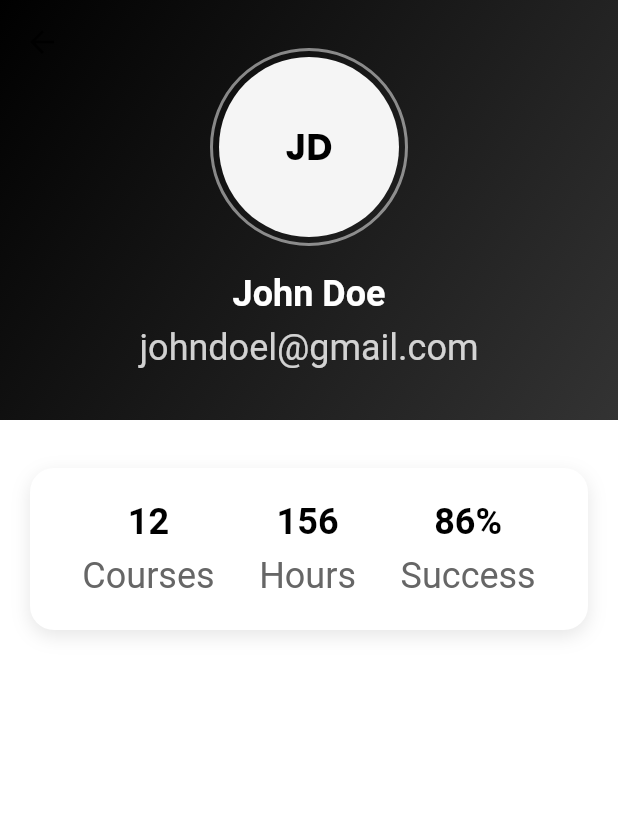
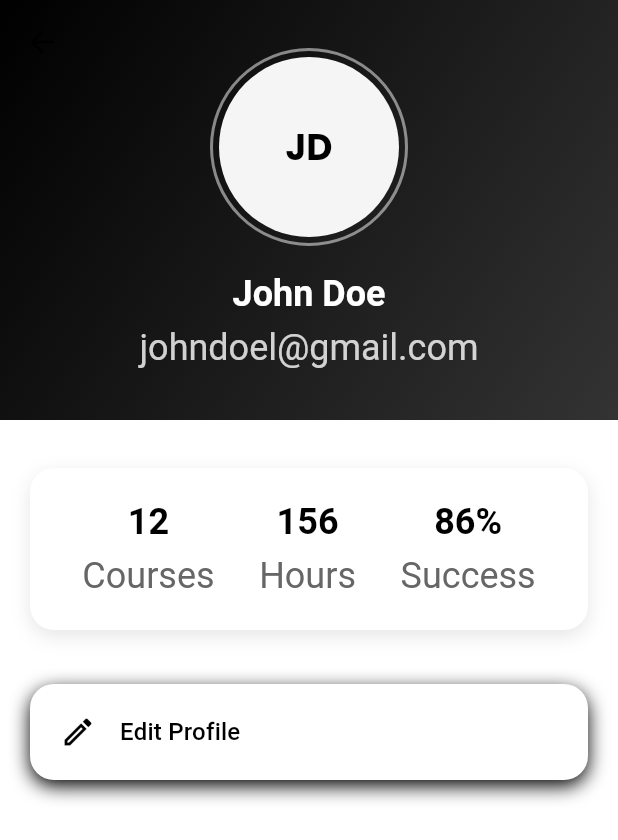
Before and after one commit to msbzz/E_LEARNING_APP, a Flutter app: the ProfileScreen screen opened by its route, on a phone screen of 412 x 824 dp. Shown: the top 840 px of the screen. Run offline on Flutter 3.47's test engine with Material 3 defaults, Android fonts, the phone set to English and light mode, and no system bars; our stand-ins replace bloc, cached_network_image, equatable, flutter_bloc, get, get_storage and 3 more; accounts and stored records are empty.

Commit message:
Profile Screen part5

```diff
--- a/lib/views/profile/profile_screen.dart
+++ b/lib/views/profile/profile_screen.dart
@@ -1,5 +1,6 @@
 import 'package:e_learning_app/core/theme/app_colors.dart';
 import 'package:e_learning_app/views/profile/widgets/profile_app_bar.dart';
+import 'package:e_learning_app/views/profile/widgets/profile_options.dart';
 import 'package:e_learning_app/views/profile/widgets/profile_stats_card.dart';
 import 'package:flutter/material.dart';
 
@@ -21,7 +22,13 @@ class ProfileScreen extends StatelessWidget {
           SliverToBoxAdapter(
             child: Padding(
               padding: EdgeInsets.all(20),
-              child: Column(children: [ProfileStatsCard()]),
+              child: Column(
+                children: [
+                  ProfileStatsCard(),
+                  SizedBox(height: 24),
+                  ProfileOptions(),
+                ],
+              ),
             ),
           ),
         ],
--- /dev/null
+++ b/lib/views/profile/widgets/profile_options.dart
@@ -0,0 +1,20 @@
+import 'package:e_learning_app/views/profile/widgets/profile_options_card.dart';
+import 'package:flutter/material.dart';
+
+class ProfileOptions extends StatelessWidget {
+  const ProfileOptions({super.key});
+
+  @override
+  Widget build(BuildContext context) {
+    return Column(
+      children: [
+        ProfileOptionsCard(
+          title: 'Edit Profile',
+          subtitle: 'Update your personal information',
+          icon: Icons.edit_outlined,
+          onTap: () {},
+        ),
+      ],
+    );
+  }
+}
--- /dev/null
+++ b/lib/views/profile/widgets/profile_options_card.dart
@@ -0,0 +1,67 @@
+import 'package:e_learning_app/core/theme/app_colors.dart';
+import 'package:flutter/material.dart';
+
+class ProfileOptionsCard extends StatelessWidget {
+  final String title;
+  final String subtitle;
+  final IconData icon;
+  final VoidCallback onTap;
+  final bool isDestruction;
+
+  const ProfileOptionsCard({
+    super.key,
+    required this.title,
+    required this.subtitle,
+    required this.icon,
+    required this.onTap,
+    this.isDestruction = false,
+  });
+
+  @override
+  Widget build(BuildContext context) {
+    final theme = Theme.of(context);
+    return Container(
+      margin: const EdgeInsets.only(bottom: 16),
+      decoration: BoxDecoration(
+        color: AppColors.accent,
+        borderRadius: BorderRadius.circular(16),
+        boxShadow: [BoxShadow(blurRadius: 10, offset: Offset(0, 4))],
+      ),
+      child: Material(
+        color: Colors.transparent,
+        child: InkWell(
+          onTap: onTap,
+          borderRadius: BorderRadius.circular(16),
+          child: Padding(
+            padding: const EdgeInsets.all(20),
+            child: Row(
+              children: [
+                Icon(
+                  icon,
+                  color: isDestruction ? AppColors.error : AppColors.primary,
+                  size: 24,
+                ),
+                const SizedBox(width: 16),
+                Expanded(
+                  child: Column(
+                    crossAxisAlignment: CrossAxisAlignment.start,
+                    children: [
+                      Text(
+                        title,
+                        style: theme.textTheme.titleMedium?.copyWith(
+                          color: isDestruction
+                              ? AppColors.error
+                              : AppColors.primary,
+                        ),
+                      ),
+                    ],
+                  ),
+                ),
+              ],
+            ),
+          ),
+        ),
+      ),
+    );
+  }
+}
```
